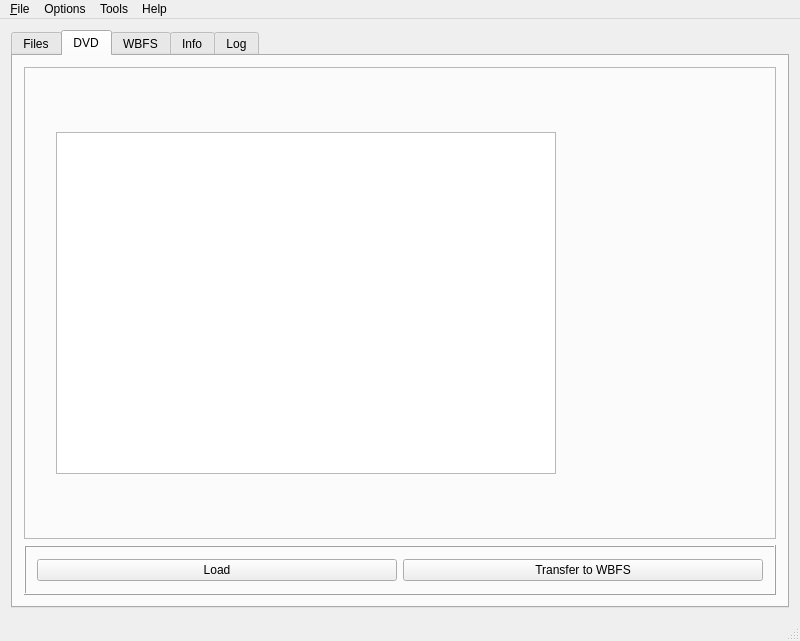
Qt form resources/ui/wiibafu.ui (evertonstz/wiibafu) before a commit.
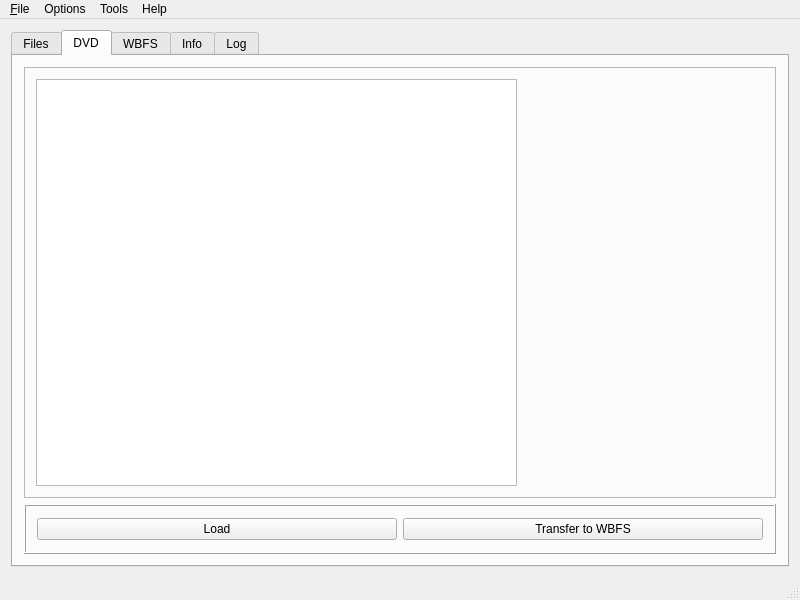
The same form after that commit. The open tabs and pages were chosen to show the change. Icons and pictures are not drawn.

Commit message: Layout of tableViews improved

```diff
--- a/resources/ui/wiibafu.ui
+++ b/resources/ui/wiibafu.ui
@@ -7,7 +7,7 @@
     <x>0</x>
     <y>0</y>
     <width>800</width>
-    <height>641</height>
+    <height>600</height>
    </rect>
   </property>
   <property name="sizePolicy">
@@ -105,24 +105,45 @@
           <property name="frameShape">
            <enum>QFrame::StyledPanel</enum>
           </property>
+          <layout class="QHBoxLayout" name="horizontalLayout_5">
+           <item>
+            <widget class="QTableView" name="dvdTab_tableView"/>
+           </item>
+           <item>
           <layout class="QGridLayout" name="gridLayout_2">
-           <item row="0" column="0">
-            <widget class="QTableView" name="dvdTab_tableView">
-             <property name="minimumSize">
-              <size>
-               <width>400</width>
-               <height>342</height>
-              </size>
-             </property>
-             <property name="maximumSize">
-              <size>
-               <width>500</width>
-               <height>342</height>
-              </size>
-             </property>
-            </widget>
-           </item>
            <item row="0" column="1">
+              <spacer name="verticalSpacer_5">
+               <property name="orientation">
+                <enum>Qt::Vertical</enum>
+               </property>
+               <property name="sizeType">
+                <enum>QSizePolicy::Preferred</enum>
+               </property>
+               <property name="sizeHint" stdset="0">
+                <size>
+                 <width>20</width>
+                 <height>40</height>
+                </size>
+               </property>
+              </spacer>
+             </item>
+             <item row="1" column="0">
+              <spacer name="horizontalSpacer_9">
+               <property name="orientation">
+                <enum>Qt::Horizontal</enum>
+               </property>
+               <property name="sizeType">
+                <enum>QSizePolicy::Preferred</enum>
+               </property>
+               <property name="sizeHint" stdset="0">
+                <size>
+                 <width>40</width>
+                 <height>20</height>
+                </size>
+               </property>
+              </spacer>
+             </item>
+             <item row="1" column="1">
             <widget class="QLabel" name="dvdTab_label_DiscCover">
              <property name="minimumSize">
               <size>
@@ -144,6 +165,40 @@
              </property>
             </widget>
            </item>
+             <item row="1" column="2">
+              <spacer name="horizontalSpacer_10">
+               <property name="orientation">
+                <enum>Qt::Horizontal</enum>
+               </property>
+               <property name="sizeType">
+                <enum>QSizePolicy::Preferred</enum>
+               </property>
+               <property name="sizeHint" stdset="0">
+                <size>
+                 <width>40</width>
+                 <height>20</height>
+                </size>
+               </property>
+              </spacer>
+             </item>
+             <item row="2" column="1">
+              <spacer name="verticalSpacer_4">
+               <property name="orientation">
+                <enum>Qt::Vertical</enum>
+               </property>
+               <property name="sizeType">
+                <enum>QSizePolicy::Preferred</enum>
+               </property>
+               <property name="sizeHint" stdset="0">
+                <size>
+                 <width>20</width>
+                 <height>40</height>
+                </size>
+               </property>
+              </spacer>
+             </item>
+            </layout>
+           </item>
           </layout>
          </widget>
         </item>
```
Left out of the diff: 2 changed lines with no effect on the pictures. Lines whose indentation alone changed are shown as unchanged. The commit also changes 1 other file.
